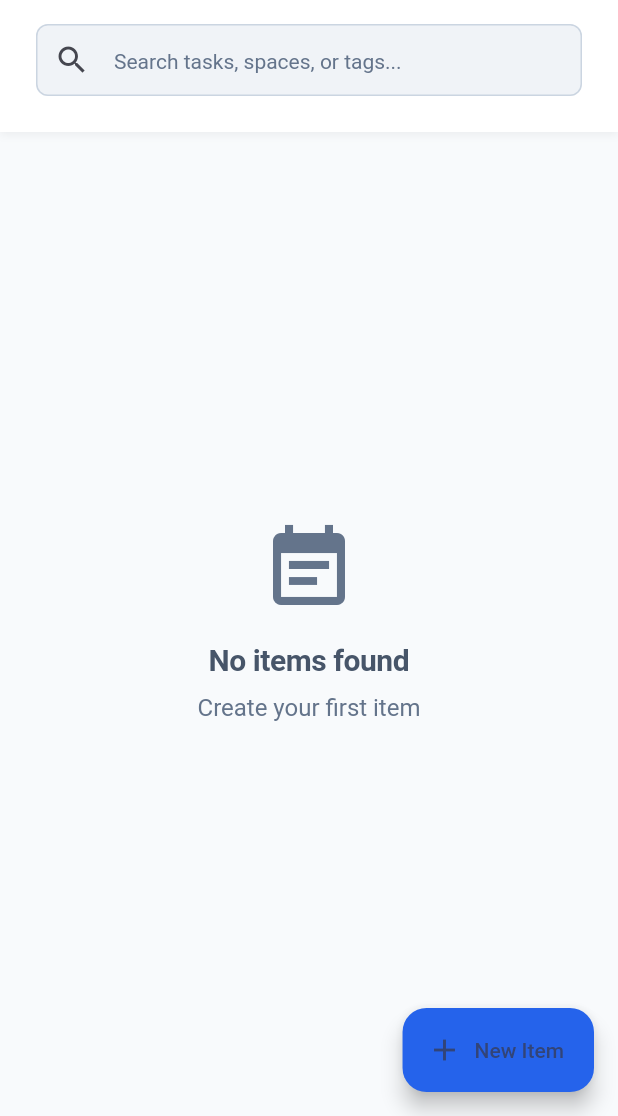
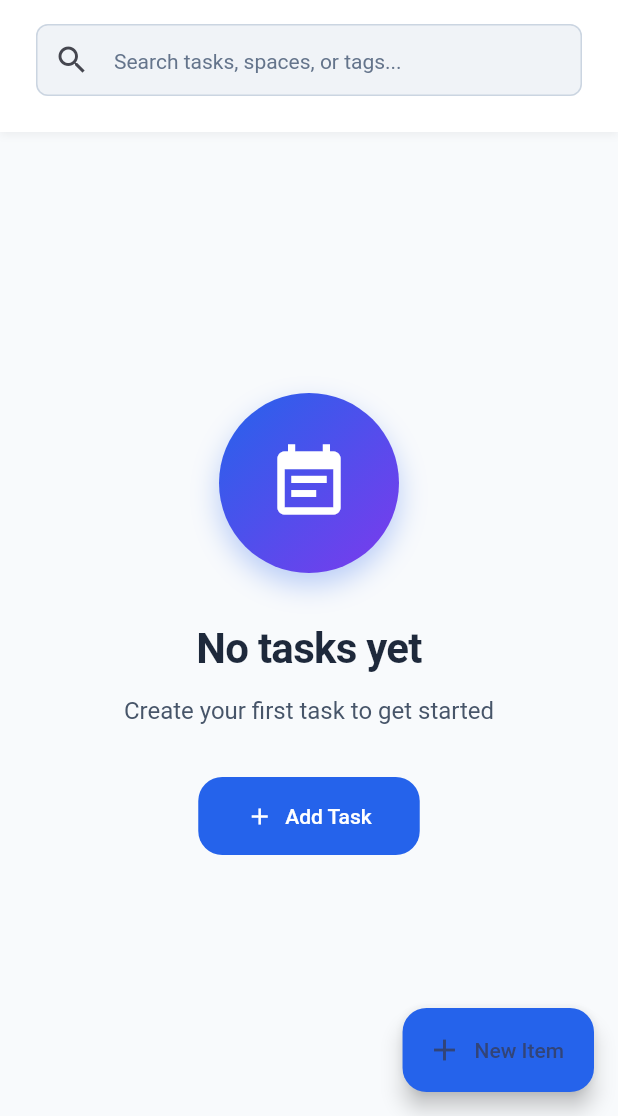
Before and after one commit to anissmail-2/2_prayer_time_manger, a Flutter app: the AgendaScreen screen opened directly, on a phone screen of 412 x 824 dp, the part 120-1236 px from its top. Run offline on Flutter 3.47's test engine with Material 3 defaults, Android fonts, the phone set to English and light mode, and no system bars; our stand-ins replace adhan, cloud_firestore, connectivity_plus, device_info_plus, file_picker, firebase_analytics and 13 more; accounts and stored records are empty; network calls fail; statements that could not run were skipped.

Commit message:
Integrate design system into Agenda screen
Applied modern design system to the Agenda/Tasks screen:

- Added ShimmerCard loading skeletons for better loading UX
- Replaced basic empty state with EmptyState component
  * Context-aware messages based on search/filter state
  * Action buttons for clearing filters or adding tasks
  * Smooth entrance animations
- Wrapped task cards with AnimatedCard for interactive feel
- Enhanced swipe gestures with gradient backgrounds:
  * Success gradient for mark complete (swipe right)
  * Warning gradient for mark incomplete (swipe right)
  * Error gradient for delete (swipe left)
  * Larger, more visible icons (32px)
- Added subtle gradient background for completed tasks
- Maintained all existing functionality (filters, search, pagination)

The screen now provides visual feedback and engaging
animations while preserving the powerful filtering and
search capabilities.

```diff
--- a/lib/screens/agenda_screen.dart
+++ b/lib/screens/agenda_screen.dart
@@ -10,8 +10,11 @@ import '../core/services/prayer_time_service.dart';
 import '../core/services/space_service.dart';
 import '../core/services/task_filter_service.dart';
 import '../core/theme/app_theme.dart';
+import '../core/theme/app_theme_extensions.dart';
 import '../widgets/task_filter_dialog.dart';
 import '../widgets/task_details_dialog.dart';
+import '../widgets/animated_card.dart';
+import '../widgets/empty_state.dart';
 import 'add_edit_item_screen.dart';
 
 class AgendaScreen extends StatefulWidget {
@@ -318,7 +321,7 @@ class _AgendaScreenState extends State<AgendaScreen> {
             _buildErrorBanner(),
           Expanded(
             child: _isLoading
-                ? const Center(child: CircularProgressIndicator())
+                ? _buildLoadingState()
                 : RefreshIndicator(
                     onRefresh: _loadInitialData,
                     child: _buildTasksList(),
@@ -574,51 +577,58 @@ class _AgendaScreenState extends State<AgendaScreen> {
     }
   }
 
+  Widget _buildLoadingState() {
+    return ListView(
+      padding: const EdgeInsets.all(AppTheme.space16),
+      children: [
+        ShimmerCard(height: 90),
+        const SizedBox(height: AppTheme.space12),
+        ShimmerCard(height: 90),
+        const SizedBox(height: AppTheme.space12),
+        ShimmerCard(height: 90),
+        const SizedBox(height: AppTheme.space12),
+        ShimmerCard(height: 90),
+      ],
+    );
+  }
+
   Widget _buildTasksList() {
     if (_filteredTasks.isEmpty && !_isLoadingMore) {
-      return Center(
-        child: Column(
-          mainAxisAlignment: MainAxisAlignment.center,
-          children: [
-            Icon(
-              Icons.event_note,
-              size: 64,
-              color: AppTheme.textTertiary,
-            ),
-            const SizedBox(height: AppTheme.space16),
-            Text(
-              'No items found',
-              style: AppTheme.titleLarge.copyWith(
-                color: AppTheme.textSecondary,
-              ),
-            ),
-            const SizedBox(height: AppTheme.space8),
-            Text(
-              _filterOptions.searchQuery.isNotEmpty
+      final message = _filterOptions.searchQuery.isNotEmpty
+          ? 'No tasks match your search'
+          : _filterOptions.hasActiveFilters
+              ? 'No tasks match your filters'
+              : 'No tasks yet';
+
+      final hint = _filterOptions.searchQuery.isNotEmpty
           ? 'Try adjusting your search'
           : _filterOptions.hasActiveFilters
-                      ? 'Try adjusting your filters'
-                      : 'Create your first item',
-              style: AppTheme.bodyLarge.copyWith(
-                color: AppTheme.textTertiary,
-              ),
-            ),
-            if (_filterOptions.hasActiveFilters) ...[
-              const SizedBox(height: AppTheme.space16),
-              TextButton.icon(
-                onPressed: () {
+              ? 'Try adjusting your filters or clearing them'
+              : 'Create your first task to get started';
+
+      return EmptyState(
+        icon: Icons.event_note,
+        title: message,
+        message: hint,
+        actionLabel: _filterOptions.hasActiveFilters ? 'Clear Filters' : 'Add Task',
+        onAction: () {
+          if (_filterOptions.hasActiveFilters) {
             setState(() {
               _filterOptions = TaskFilterOptions();
               _searchController.clear();
             });
             _loadData();
+          } else {
+            Navigator.push(
+              context,
+              MaterialPageRoute(
+                builder: (context) => AddEditItemScreen(prayerTimes: _prayerTimes),
+              ),
+            ).then((result) {
+              if (result == true) _loadData();
+            });
+          }
         },
-                icon: const Icon(Icons.clear),
-                label: const Text('Clear Filters'),
-              ),
-            ],
-          ],
-        ),
       );
     }
 
@@ -651,9 +661,16 @@ class _AgendaScreenState extends State<AgendaScreen> {
         ? _spaces.firstWhere((s) => s.id == spaceId, orElse: () => _spaces.first)
         : null;
 
-    return Container(
+    return AnimatedCard(
       margin: const EdgeInsets.only(bottom: AppTheme.space12),
-      decoration: AppTheme.cardDecoration(),
+      gradient: isCompleted
+          ? LinearGradient(
+              colors: [
+                AppTheme.success.withOpacity(0.05),
+                AppTheme.success.withOpacity(0.02),
+              ],
+            )
+          : null,
       child: Dismissible(
         key: Key(task.id),
         direction: DismissDirection.horizontal, // Allow both directions
@@ -662,13 +679,15 @@ class _AgendaScreenState extends State<AgendaScreen> {
           alignment: Alignment.centerLeft,
           padding: const EdgeInsets.only(left: AppTheme.space20),
           decoration: BoxDecoration(
-            color: isCompleted ? AppTheme.warning : AppTheme.success,
+            gradient: isCompleted
+                ? AppThemeExtensions.warningGradient
+                : AppThemeExtensions.successGradient,
             borderRadius: BorderRadius.circular(AppTheme.radiusMedium),
           ),
           child: Icon(
             isCompleted ? Icons.restart_alt : Icons.check_circle_outline,
             color: Colors.white,
-            size: 28,
+            size: 32,
           ),
         ),
         // Secondary background for swipe left (delete)
@@ -676,13 +695,13 @@ class _AgendaScreenState extends State<AgendaScreen> {
           alignment: Alignment.centerRight,
           padding: const EdgeInsets.only(right: AppTheme.space20),
           decoration: BoxDecoration(
-            color: AppTheme.error,
+            gradient: AppThemeExtensions.errorGradient,
             borderRadius: BorderRadius.circular(AppTheme.radiusMedium),
           ),
           child: const Icon(
             Icons.delete_outline,
             color: Colors.white,
-            size: 28,
+            size: 32,
           ),
         ),
         confirmDismiss: (direction) async {
```
Lines whose indentation alone changed are shown as unchanged.
